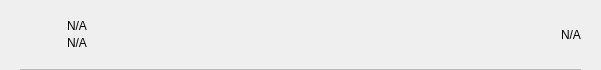
This is src/qt/cryptoshares/forms/txrow.ui in Cryptosharescoin/shares as Qt 5 draws it before an edit. The edited form follows.
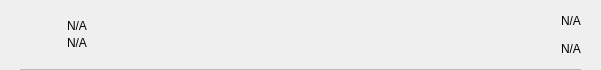
This is the edited form.

```diff
--- a/src/qt/cryptoshares/forms/txrow.ui
+++ b/src/qt/cryptoshares/forms/txrow.ui
@@ -133,13 +133,47 @@
           </layout>
          </item>
          <item>
-          <widget class="QLabel" name="lblAmount">
+          <widget class="QWidget" name="containerAmounts" native="true">
+           <property name="minimumSize">
+            <size>
+             <width>80</width>
+             <height>0</height>
+            </size>
+           </property>
+           <layout class="QVBoxLayout" name="verticalLayout_4">
+            <property name="leftMargin">
+             <number>0</number>
+            </property>
+            <property name="topMargin">
+             <number>0</number>
+            </property>
+            <property name="rightMargin">
+             <number>0</number>
+            </property>
+            <property name="bottomMargin">
+             <number>0</number>
+            </property>
+            <item alignment="Qt::AlignRight">
+             <widget class="QLabel" name="lblAmountTop">
            <property name="styleSheet">
             <string notr="true"/>
            </property>
            <property name="text">
             <string notr="true">N/A</string>
            </property>
+             </widget>
+            </item>
+            <item alignment="Qt::AlignRight">
+             <widget class="QLabel" name="lblAmountBottom">
+              <property name="styleSheet">
+               <string notr="true"/>
+              </property>
+              <property name="text">
+               <string notr="true">N/A</string>
+              </property>
+             </widget>
+            </item>
+           </layout>
           </widget>
          </item>
         </layout>
```
Left out of the diff: 2 changed lines with no effect on the pictures. Lines whose indentation alone changed are shown as unchanged.
